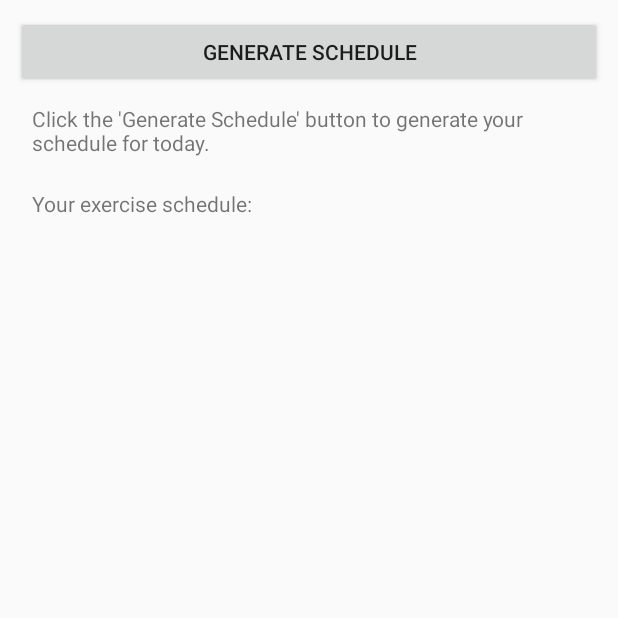
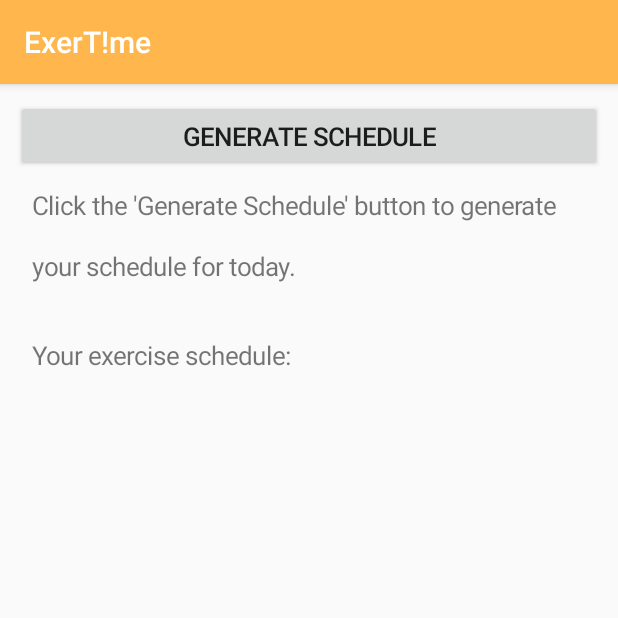
Before and after one commit to AppsForGoodExercise/ExerTime, an Android app: the MainActivity screen opened directly, with no data from a screen before it, on a phone screen of 412 x 824 dp, the top half of it. Run offline under Robolectric (Android 15) with nearby library versions, the phone set to English and light mode, and no system bars; libraries missing offline, so code that uses them is left out: com.google.api.client, com.google.api.services, pub.devrel.easypermissions; 1 statement that could not run was skipped.

Commit message:
Done with UI Stuff

```diff
--- a/app/src/main/java/com/example/exertime/MainActivity.java
+++ b/app/src/main/java/com/example/exertime/MainActivity.java
@@ -35,9 +35,11 @@ import android.net.NetworkInfo;
 import android.os.AsyncTask;
 import android.os.Bundle;
 import android.support.annotation.NonNull;
+import android.support.v7.app.AppCompatActivity;
 import android.text.TextUtils;
 import android.text.method.ScrollingMovementMethod;
 import android.util.Log;
+import android.view.Gravity;
 import android.view.View;
 import android.view.ViewGroup;
 import android.widget.Button;
@@ -53,7 +55,7 @@ import java.util.*;
 import pub.devrel.easypermissions.AfterPermissionGranted;
 import pub.devrel.easypermissions.EasyPermissions;
 
-public class MainActivity extends Activity
+public class MainActivity extends AppCompatActivity
         implements EasyPermissions.PermissionCallbacks {
     GoogleAccountCredential mCredential;
     private TextView mOutputText;
@@ -74,7 +76,6 @@ public class MainActivity extends Activity
     ArrayList<OurEvent> busyEvents = new ArrayList<OurEvent>();
     ArrayList<fifteenminutezone> exerciseEvents = new ArrayList<fifteenminutezone>();
     private ArrayList<String> stringData = new ArrayList<String>();
-    private String theSchedule = new String("");
 
     /**
      * Create the main activity.
@@ -97,6 +98,7 @@ public class MainActivity extends Activity
 
         mCallApiButton = new Button(this);
         mCallApiButton.setText(BUTTON_TEXT);
+        mCallApiButton.setTextSize(17);
         mCallApiButton.setOnClickListener(new View.OnClickListener() {
             @Override
             public void onClick(View v) {
@@ -110,20 +112,24 @@ public class MainActivity extends Activity
 
         mOutputText = new TextView(this);
         mOutputText.setLayoutParams(tlp);
-        mOutputText.setPadding(16, 16, 16, 16);
+        mOutputText.setPadding(16, 16, 16, 25);
         mOutputText.setVerticalScrollBarEnabled(true);
         mOutputText.setMovementMethod(new ScrollingMovementMethod());
         mOutputText.setText(
                 "Click the \'" + BUTTON_TEXT +"\' button to generate your schedule for today.");
+        mOutputText.setTextSize(17);
+        mOutputText.setLineSpacing(1, 2);
+
         activityLayout.addView(mOutputText);
 
         mYourSchedule = new TextView(this);
         mYourSchedule.setLayoutParams(tlp);
-        mYourSchedule.setPadding(16, 16, 16, 16);
+        mYourSchedule.setPadding(16, 30, 16, 16);
         mYourSchedule.setVerticalScrollBarEnabled(true);
         mYourSchedule.setMovementMethod(new ScrollingMovementMethod());
         mYourSchedule.setText(
                 "Your exercise schedule: ");
+        mYourSchedule.setTextSize(17);
         activityLayout.addView(mYourSchedule);
 
         //--reading and --print (most of it)
@@ -138,6 +144,8 @@ public class MainActivity extends Activity
         mExerciseText.setMovementMethod(new ScrollingMovementMethod());
         mExerciseText.setText(
                 "");
+        mExerciseText.setTextSize(17);
+        mExerciseText.setLineSpacing(1,2);
         activityLayout.addView(mExerciseText);
 
         mProgress = new ProgressDialog(this);
@@ -456,7 +464,6 @@ public class MainActivity extends Activity
             //--set mOutputText3 to getListofEvents (print each value)
 
             makeListofEvents();
-            //mExerciseText.setText("boooooooooooo");
 
         }
 
@@ -550,11 +557,11 @@ public class MainActivity extends Activity
             System.out.println(masterlists.getexercixe(r).getname());
         }*/
 
-
         day = new Day(numberday, busyEvents, masterlists);
         day.makeExerciseList();
         String title;
         String time;
+        String theSchedule = new String("");
         for (int z=0; z<day.getExerciseList().size(); z++){
             title = day.getExerciseList().get(z).getTitleofExercise();
             time = day.getExerciseList().get(z).getStartTimeString();
--- a/app/src/main/res/values/colors.xml
+++ b/app/src/main/res/values/colors.xml
@@ -1,6 +1,6 @@
 <?xml version="1.0" encoding="utf-8"?>
 <resources>
     <color name="colorPrimary">#FFB74D</color>
-    <color name="colorPrimaryDark">#FFB74D</color>
+    <color name="colorPrimaryDark">#E5A445</color>
     <color name="colorAccent">#AED581</color>
 </resources>
```
